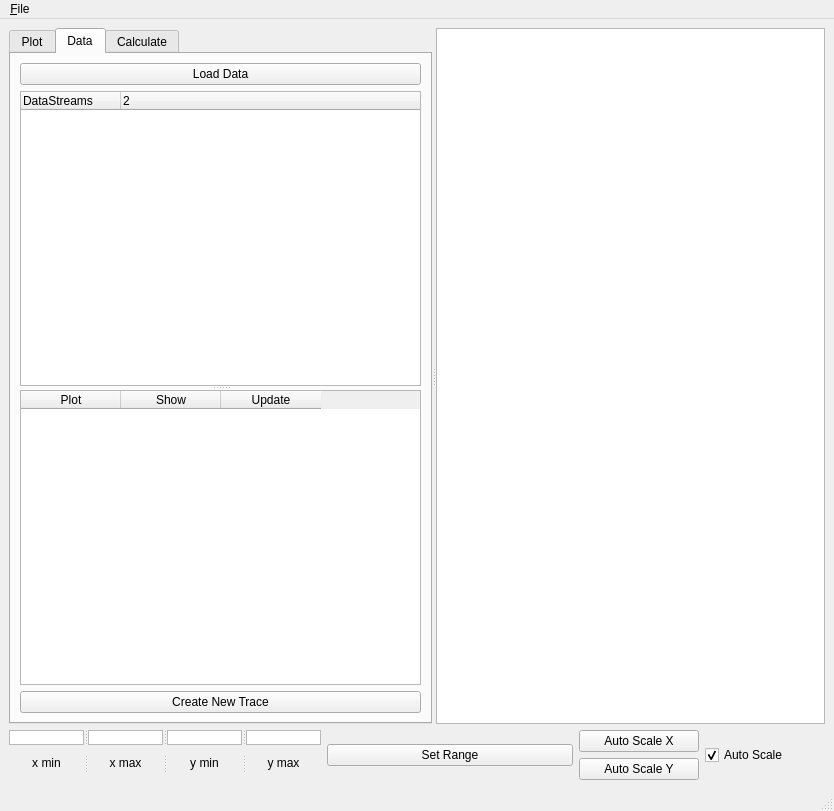
This is guiExample/graph/graph.ui in bencorbett90/Graph as Qt 5 draws it before an edit. The edited form follows.
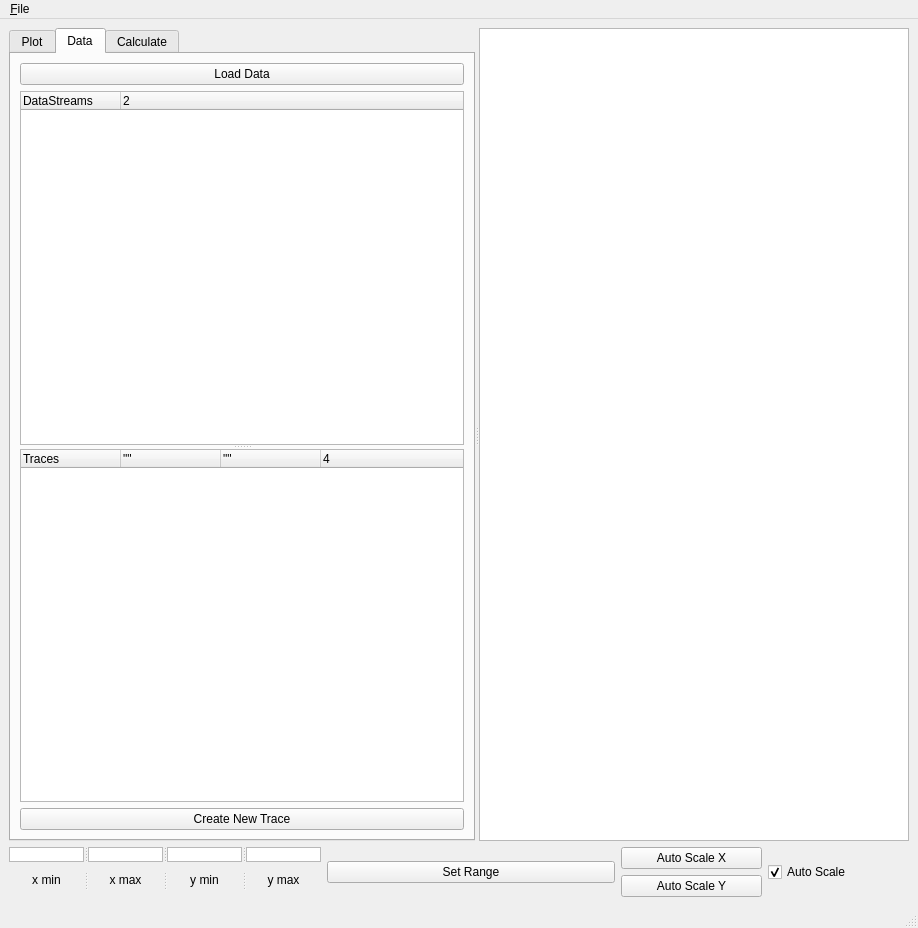
This is the edited form. Custom widgets are drawn as their Qt base class.

Diff of the .ui file:
```diff
--- a/guiExample/graph/graph.ui
+++ b/guiExample/graph/graph.ui
@@ -6,8 +6,8 @@
    <rect>
     <x>0</x>
     <y>0</y>
-    <width>834</width>
-    <height>811</height>
+    <width>918</width>
+    <height>928</height>
    </rect>
   </property>
   <property name="windowTitle">
@@ -259,9 +259,12 @@
              </spacer>
             </item>
             <item>
-             <widget class="MemoryButton" name="list_pointShapes">
+             <widget class="QComboBox" name="comboBox_symbol"/>
+            </item>
+            <item>
+             <widget class="QLabel" name="label_12">
               <property name="text">
-               <string>Point Shape</string>
+               <string>Scatterplot Symbol</string>
               </property>
              </widget>
             </item>
@@ -404,29 +407,28 @@
              </property>
             </column>
            </widget>
-           <widget class="QTableWidget" name="table_plots">
-            <property name="sizePolicy">
-             <sizepolicy hsizetype="MinimumExpanding" vsizetype="MinimumExpanding">
-              <horstretch>0</horstretch>
-              <verstretch>0</verstretch>
-             </sizepolicy>
-            </property>
+           <widget class="QTreeWidget" name="tree_trace">
             <property name="columnCount">
-             <number>3</number>
+             <number>4</number>
             </property>
             <column>
              <property name="text">
-              <string>Plot</string>
+              <string>Traces</string>
              </property>
             </column>
             <column>
              <property name="text">
-              <string>Show</string>
+              <string>&quot;&quot;</string>
              </property>
             </column>
             <column>
              <property name="text">
-              <string>Update</string>
+              <string>&quot;&quot;</string>
+             </property>
+            </column>
+            <column>
+             <property name="text">
+              <string/>
              </property>
             </column>
            </widget>
@@ -759,7 +761,7 @@
     <rect>
      <x>0</x>
      <y>0</y>
-     <width>834</width>
+     <width>918</width>
      <height>21</height>
     </rect>
    </property>
@@ -848,11 +850,6 @@
    <extends>QGraphicsView</extends>
    <header>pyqtgraph</header>
   </customwidget>
-  <customwidget>
-   <class>MemoryButton</class>
-   <extends>QPushButton</extends>
-   <header>memorybutton</header>
-  </customwidget>
  </customwidgets>
  <resources/>
  <connections/>
```
